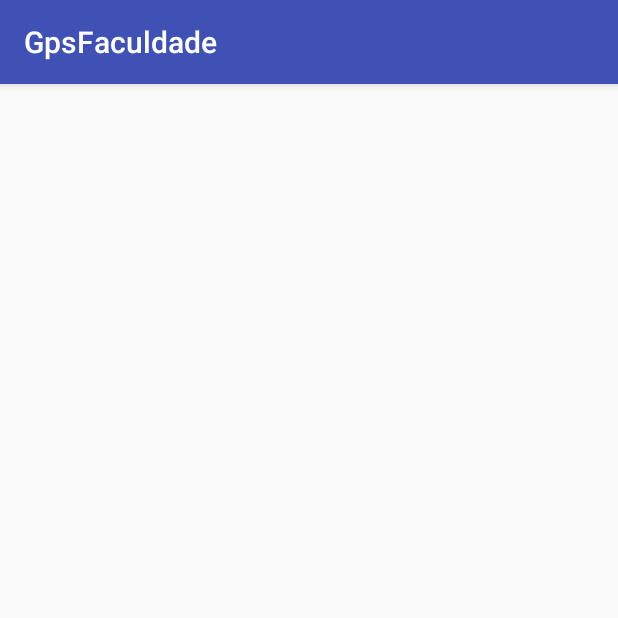
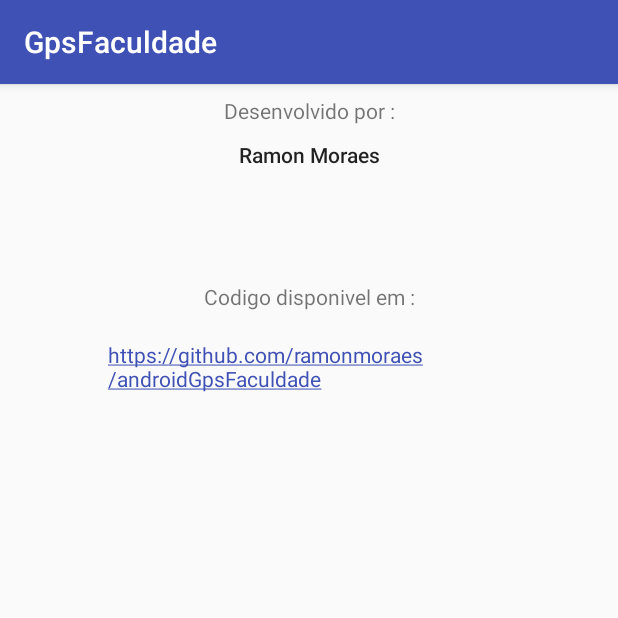
Before and after one commit to elkingmard/androidGpsFaculdade, an Android app: the CreditsActivity screen opened directly, with no data from a screen before it, on a phone screen of 412 x 824 dp, the top half of it. Run offline under Robolectric (Android 15) with nearby library versions, the phone set to English and light mode, and no system bars.

Commit message:
add: credits

```diff
--- a/app/src/main/res/layout/activity_credits.xml
+++ b/app/src/main/res/layout/activity_credits.xml
@@ -6,4 +6,58 @@
     android:layout_height="match_parent"
     tools:context="com.example.ramonmoraes.gpsfaculdade.CreditsActivity">
 
+    <TextView
+        android:id="@+id/textView"
+        android:layout_width="wrap_content"
+        android:layout_height="wrap_content"
+        android:text="Desenvolvido por :"
+        app:layout_constraintTop_toTopOf="parent"
+        android:layout_marginTop="8dp"
+        android:layout_marginLeft="8dp"
+        app:layout_constraintLeft_toLeftOf="parent"
+        android:layout_marginRight="8dp"
+        app:layout_constraintRight_toRightOf="parent" />
+
+    <TextView
+        android:id="@+id/textView2"
+        android:layout_width="wrap_content"
+        android:layout_height="wrap_content"
+        android:layout_marginLeft="8dp"
+        android:layout_marginRight="8dp"
+        android:layout_marginTop="10dp"
+        android:text="Ramon Moraes"
+        android:textAppearance="@style/TextAppearance.AppCompat.Body2"
+        app:layout_constraintLeft_toLeftOf="parent"
+        app:layout_constraintRight_toRightOf="parent"
+        app:layout_constraintTop_toBottomOf="@+id/textView" />
+
+    <TextView
+        android:id="@+id/textView6"
+        android:layout_width="wrap_content"
+        android:layout_height="wrap_content"
+        android:text="Codigo disponivel em :"
+        android:layout_marginRight="8dp"
+        app:layout_constraintRight_toRightOf="parent"
+        android:layout_marginLeft="8dp"
+        app:layout_constraintLeft_toLeftOf="parent"
+        android:layout_marginTop="75dp"
+        app:layout_constraintTop_toBottomOf="@+id/textView2" />
+
+    <TextView
+        android:id="@+id/textView8"
+        android:layout_width="269dp"
+        android:layout_height="44dp"
+        android:layout_marginLeft="8dp"
+        android:layout_marginRight="8dp"
+        android:layout_marginTop="19dp"
+        android:autoLink="all"
+        android:clickable="true"
+        android:linksClickable="true"
+        android:text="https://github.com/ramonmoraes/androidGpsFaculdade"
+        android:textAppearance="@style/TextAppearance.AppCompat"
+        android:textColorLink="?attr/colorPrimary"
+        app:layout_constraintHorizontal_bias="0.506"
+        app:layout_constraintLeft_toLeftOf="parent"
+        app:layout_constraintRight_toRightOf="parent"
+        app:layout_constraintTop_toBottomOf="@+id/textView6" />
 </android.support.constraint.ConstraintLayout>
```
Also changed, not shown: app/src/main/res/layout/activity_config.xml (+30 -30 lines).
